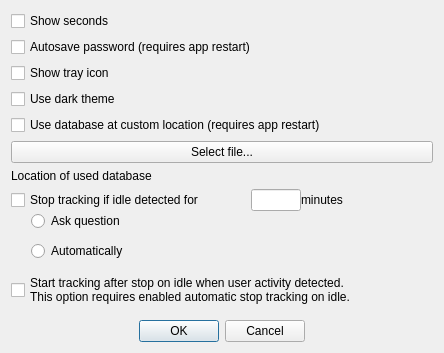
The window that client/preferencesdlg.ui (dmytrobogovych/noo) describes before a commit, drawn with Qt 5.
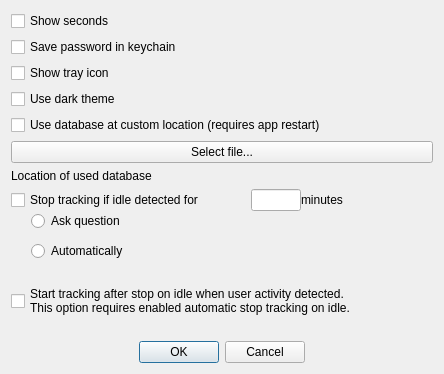
The same window after the commit.

Commit message: - support for keychain password storage

The edit to the form file:
```diff
--- a/client/preferencesdlg.ui
+++ b/client/preferencesdlg.ui
@@ -7,7 +7,7 @@
     <x>0</x>
     <y>0</y>
     <width>444</width>
-    <height>353</height>
+    <height>374</height>
    </rect>
   </property>
   <property name="sizePolicy">
@@ -30,7 +30,7 @@
    <item>
     <widget class="QCheckBox" name="mAutosavePasswordCheckbox">
      <property name="text">
-      <string>Autosave password (requires app restart)</string>
+      <string>Save password in keychain</string>
      </property>
     </widget>
    </item>
```
The commit also changes 40 other files.
